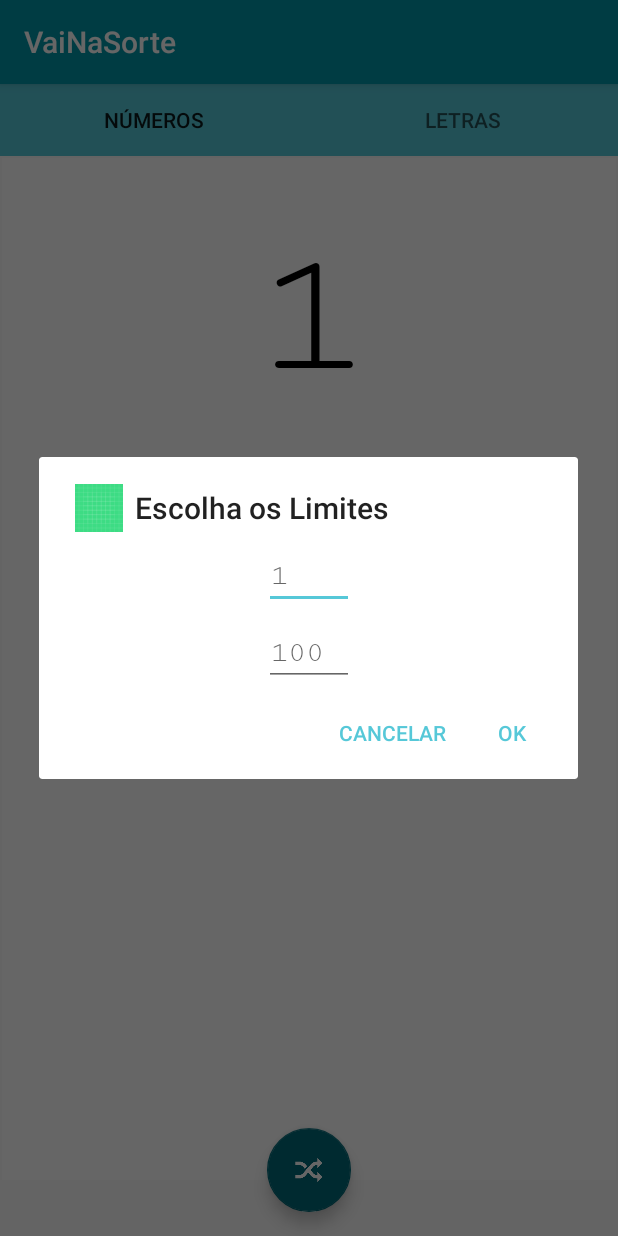
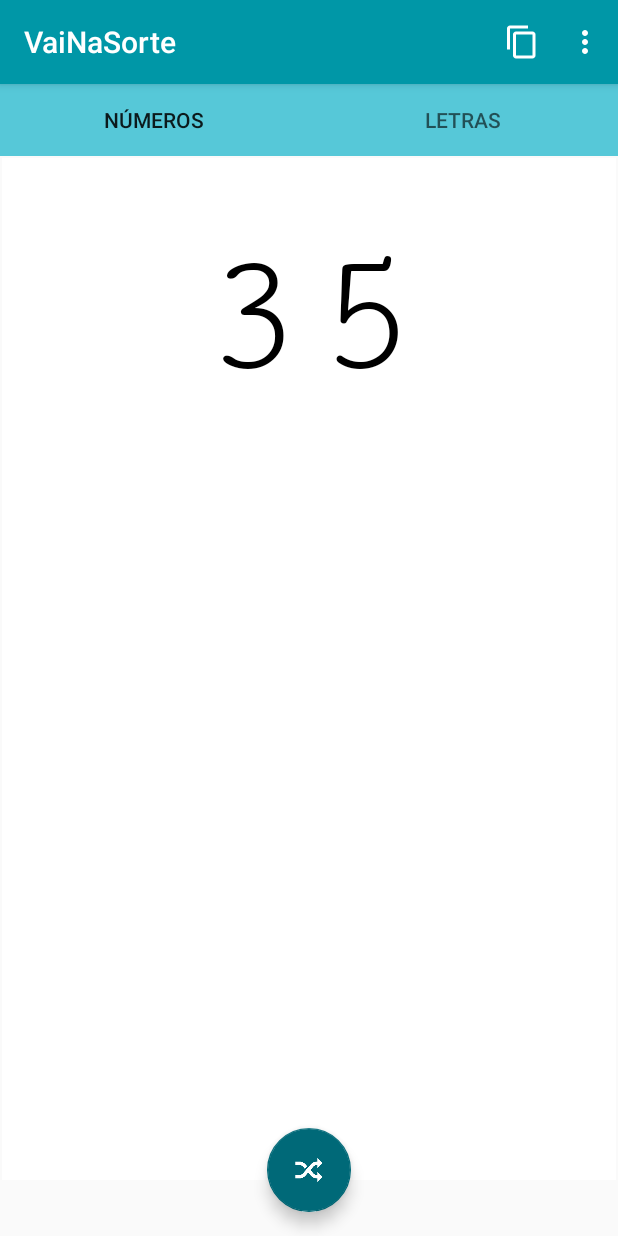
Before and after one commit to isaCarvalho/VaiNaSorte, an Android app: the screen it shows after launch (MainActivity), after a tap on an icon or button, on a phone screen of 412 x 824 dp. Run offline under Robolectric (Android 15) with nearby library versions, the phone set to English and light mode, and no system bars.

Commit message:
Menu adicionado

```diff
--- a/app/src/main/java/com/example/vainasorte/MainActivity.kt
+++ b/app/src/main/java/com/example/vainasorte/MainActivity.kt
@@ -3,7 +3,9 @@ package com.example.vainasorte
 import android.annotation.SuppressLint
 import androidx.appcompat.app.AppCompatActivity
 import android.os.Bundle
-import android.widget.EditText
+import android.view.Menu
+import android.view.MenuInflater
+import android.view.MenuItem
 import android.widget.TextView
 import android.widget.Toast
 import androidx.fragment.app.DialogFragment
@@ -21,6 +23,7 @@ class MainActivity : AppCompatActivity(), NumberDialogFragment.NumberDialogListe
         var limSupText: String = "100"
     }
 
+    @SuppressLint("SetTextI18n")
     override fun onCreate(savedInstanceState: Bundle?) {
         super.onCreate(savedInstanceState)
         setContentView(R.layout.activity_main)
@@ -54,8 +57,9 @@ class MainActivity : AppCompatActivity(), NumberDialogFragment.NumberDialogListe
 
         val fab = findViewById<FloatingActionButton>(R.id.floatingActionButton)
         fab.setOnClickListener {
+
             if (tab!!.selectedTabPosition == 0)
-                showNumberDialog()
+                sortear(limInfText, limSupText)
             else
                 findViewById<TextView>(R.id.letterTextView).text = "ABCDEFGHIJKLMNOPQRSTUVWXYZ".random().toString()
         }
@@ -64,7 +68,8 @@ class MainActivity : AppCompatActivity(), NumberDialogFragment.NumberDialogListe
     override fun onDialogNegativeClick(dialog: DialogFragment) {
         Toast.makeText(applicationContext, "Valores padrão utilizados", Toast.LENGTH_SHORT).show()
 
-        sortear(limInfText, limSupText)
+        limInfText = "1"
+        limSupText = "100"
     }
 
     override fun onDialogPositiveClick(dialog: DialogFragment, limiteSup: String, limiteInf: String) {
@@ -72,11 +77,29 @@ class MainActivity : AppCompatActivity(), NumberDialogFragment.NumberDialogListe
 
         limInfText = limiteInf
         limSupText = limiteSup
-
-        sortear(limiteInf, limiteSup)
     }
 
-    @SuppressLint("SetTextI18n")
+    override fun onCreateOptionsMenu(menu: Menu?): Boolean {
+        val inflate : MenuInflater = menuInflater
+        inflate.inflate(R.menu.main_menu, menu)
+
+        return true
+    }
+
+    override fun onOptionsItemSelected(item: MenuItem): Boolean {
+        return when (item.itemId)
+        {
+            R.id.copiar -> true
+
+            R.id.escolher -> {
+                showNumberDialog()
+                true
+            }
+
+            else -> super.onOptionsItemSelected(item)
+        }
+    }
+
     private fun sortear(limInf : String, limSup : String)
     {
         // valida o limite inferior
--- a/app/src/main/java/com/example/vainasorte/NumberDialogFragment.kt
+++ b/app/src/main/java/com/example/vainasorte/NumberDialogFragment.kt
@@ -37,7 +37,7 @@ class NumberDialogFragment : DialogFragment() {
 
             builder.setTitle(R.string.messageDialog)
                 .setView(mView)
-                .setIcon(R.drawable.ic_launcher_background)
+                .setIcon(R.mipmap.ic_dice_background)
                 .setPositiveButton(R.string.ok,
                     DialogInterface.OnClickListener { dialog, id ->
 
--- /dev/null
+++ b/app/src/main/res/menu/main_menu.xml
@@ -0,0 +1,13 @@
+<?xml version="1.0" encoding="utf-8"?>
+<menu xmlns:app="http://schemas.android.com/apk/res-auto"
+    xmlns:android="http://schemas.android.com/apk/res/android">
+
+    <item
+        android:id="@+id/copiar"
+        android:icon="?attr/actionModeCopyDrawable"
+        android:title="@string/copiar"
+        app:showAsAction="ifRoom" />
+    <item
+        android:id="@+id/escolher"
+        android:title="@string/sortear"/>
+</menu>
--- a/app/src/main/res/values/strings.xml
+++ b/app/src/main/res/values/strings.xml
@@ -15,4 +15,7 @@
     <string name="ok">Ok</string>
     <string name="cancel">Cancelar</string>
 
+    <string name="copiar">Copiar</string>
+    <string name="sortear">Escolher</string>
+
 </resources>
```
